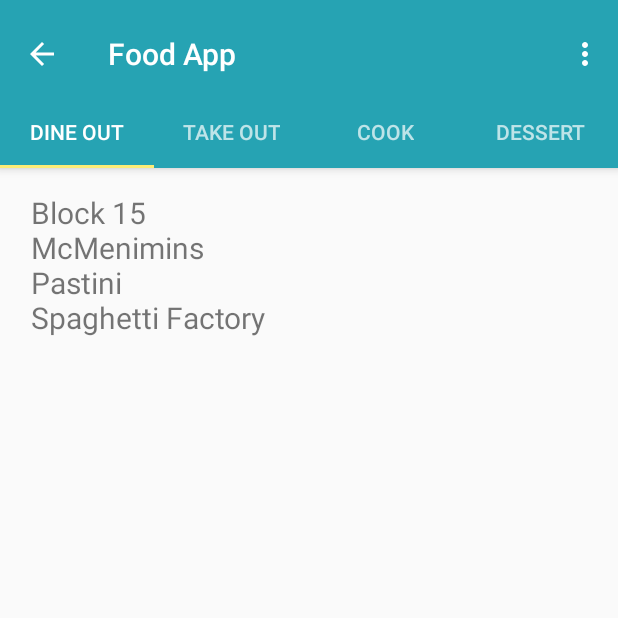
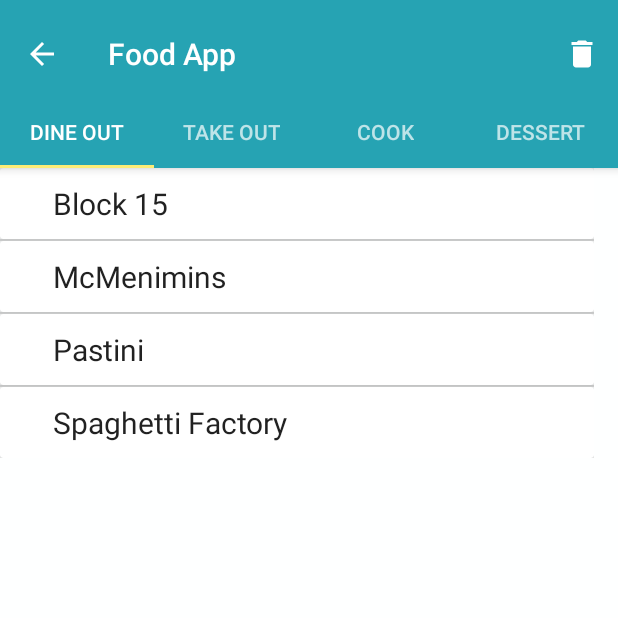
Before and after one commit to jeffreykat/FoodApp_Android, an Android app: the FoodListActivity screen opened directly, with no data from a screen before it, on a phone screen of 412 x 824 dp, the top half of it. Run offline under Robolectric (Android 15) with nearby library versions, the phone set to English and light mode, and no system bars.

Commit message:
Changed foodlist to listview and added delete features

```diff
--- a/app/build.gradle
+++ b/app/build.gradle
@@ -26,4 +26,5 @@ dependencies {
     androidTestImplementation 'com.android.support.test:runner:1.0.1'
     androidTestImplementation 'com.android.support.test.espresso:espresso-core:3.0.1'
     implementation 'com.android.support:design:26.1.0'
+    implementation 'com.android.support:cardview-v7:26.1.0'
 }
--- a/app/src/main/java/com/example/katherine/foodapp/FoodListActivity.java
+++ b/app/src/main/java/com/example/katherine/foodapp/FoodListActivity.java
@@ -1,11 +1,18 @@
 package com.example.katherine.foodapp;
 
+import android.annotation.SuppressLint;
+import android.app.Activity;
+import android.content.Context;
 import android.content.Intent;
 import android.content.res.AssetManager;
+import android.graphics.drawable.Drawable;
+import android.support.annotation.DrawableRes;
 import android.support.design.widget.TabLayout;
 import android.support.design.widget.FloatingActionButton;
 import android.support.design.widget.Snackbar;
 import android.support.v7.app.AppCompatActivity;
+import android.support.v7.widget.CardView;
+import android.support.v7.widget.RecyclerView;
 import android.support.v7.widget.Toolbar;
 
 import android.support.v4.app.Fragment;
@@ -20,6 +27,10 @@ import android.view.MenuItem;
 import android.view.View;
 import android.view.ViewGroup;
 
+import android.widget.BaseAdapter;
+import android.widget.CheckBox;
+import android.widget.ListAdapter;
+import android.widget.ListView;
 import android.widget.TextView;
 
 import org.json.JSONArray;
@@ -34,6 +45,7 @@ import java.io.IOException;
 import java.io.InputStream;
 import java.io.InputStreamReader;
 import java.io.OutputStream;
+import java.util.ArrayList;
 
 public class FoodListActivity extends AppCompatActivity {
 
@@ -55,6 +67,10 @@ public class FoodListActivity extends AppCompatActivity {
     Intent reset_intent;
 
     static File JSONFile;
+
+    boolean checksVisible = false;
+
+    ArrayList<PlaceholderFragment> allFragments = new ArrayList<PlaceholderFragment>();
 
     private void copyAssets() {
         AssetManager assetManager = getApplicationContext().getAssets();
@@ -91,34 +107,49 @@ public class FoodListActivity extends AppCompatActivity {
         }
     }
 
-    public static String getStringFromFile(String filePath) throws Exception {
-        File fl = new File(filePath);
-        FileInputStream fin = new FileInputStream(fl);
-        String ret = convertStreamToString(fin);
-        //Make sure you close all streams.
-        fin.close();
-        return ret;
-    }
+    private static class JSONAdapter extends BaseAdapter implements ListAdapter {
+        private final ArrayList<String> arrayList;
+        LayoutInflater inflater;
+        Context c;
+        private JSONAdapter (Context c, ArrayList<String> arrayList) {
+            assert arrayList != null;
 
-    public static String convertStreamToString(InputStream is) throws Exception {
-        BufferedReader reader = new BufferedReader(new InputStreamReader(is));
-        StringBuilder sb = new StringBuilder();
-        String line = null;
-        while ((line = reader.readLine()) != null) {
-            sb.append(line).append("\n");
+            this.arrayList = arrayList;
+            this.c = c;
         }
-        return sb.toString();
-    }
 
-    public String loadJSON(){
-        String json = null;
-        File JSONfile = new File(getExternalFilesDir(null), "foods.json");
-        try {
-            json = getStringFromFile(JSONfile.toString());
-        } catch (Exception e) {
-            e.printStackTrace();
+        @Override public int getCount() {
+            if(null==arrayList)
+                return 0;
+            else
+                return arrayList.size();
         }
-        return json;
+
+        @Override public String getItem(int position) {
+            if(null==arrayList) return null;
+            else
+                return arrayList.get(position);
+        }
+
+        @Override public long getItemId(int position) {
+            return position;
+        }
+
+        @Override public View getView(int position, View convertView, ViewGroup parent) {
+
+            inflater = (LayoutInflater) c.getSystemService(Context.LAYOUT_INFLATER_SERVICE);
+
+            if (inflater != null &&  convertView == null)
+                convertView = inflater.inflate(R.layout.row, parent, false);
+
+            TextView text =(TextView)convertView.findViewById(R.id.nameTxt);
+            text.setTextSize(20);
+
+            final String name = arrayList.get(position);
+            text.setText(name);
+
+            return convertView;
+        }
     }
 
     @Override
@@ -153,7 +184,6 @@ public class FoodListActivity extends AppCompatActivity {
 
     }
 
-
     @Override
     public boolean onCreateOptionsMenu(Menu menu) {
         // Inflate the menu; this adds items to the action bar if it is present.
@@ -170,9 +200,22 @@ public class FoodListActivity extends AppCompatActivity {
 
         //noinspection SimplifiableIfStatement
         if (id == R.id.action_reset) {
-            File delete = new File(getExternalFilesDir(null), "foods.json");
-            delete.delete();
-            startActivity(reset_intent);
+            //File delete = new File(getExternalFilesDir(null), "foods.json");
+            //delete.delete();
+            //startActivity(reset_intent);
+            checksVisible = !checksVisible;
+            for(int i = 0; i < allFragments.size(); i++){
+                allFragments.get(i).setCheckVisibility(checksVisible);
+            }
+
+            if(checksVisible){
+                item.setIcon(R.drawable.ic_clear_24dp);
+                findViewById(R.id.confirmDeleteButton).setVisibility(View.VISIBLE);
+            }
+            else{
+                item.setIcon(R.drawable.ic_delete_24dp);
+                findViewById(R.id.confirmDeleteButton).setVisibility(View.GONE);
+            }
             return true;
         }
 
@@ -182,17 +225,10 @@ public class FoodListActivity extends AppCompatActivity {
     /**
      * A placeholder fragment containing a simple view.
      */
+    @SuppressLint("ValidFragment")
     public static class PlaceholderFragment extends Fragment {
 
-        private void copyFile(InputStream in, OutputStream out) throws IOException {
-            byte[] buffer = new byte[1024];
-            int read;
-            while((read = in.read(buffer)) != -1){
-                out.write(buffer, 0, read);
-            }
-        }
-
-        public static String getStringFromFile(String filePath) throws Exception {
+        public String getStringFromFile(String filePath) throws Exception {
             File fl = new File(filePath);
             FileInputStream fin = new FileInputStream(fl);
             String ret = convertStreamToString(fin);
@@ -201,7 +237,7 @@ public class FoodListActivity extends AppCompatActivity {
             return ret;
         }
 
-        public static String convertStreamToString(InputStream is) throws Exception {
+        public String convertStreamToString(InputStream is) throws Exception {
             BufferedReader reader = new BufferedReader(new InputStreamReader(is));
             StringBuilder sb = new StringBuilder();
             String line = null;
@@ -221,28 +257,30 @@ public class FoodListActivity extends AppCompatActivity {
             return json;
         }
 
-        public String parseJSON(int section){
-            String ret = " ";
+        public ArrayList<String> parseJSON(int section){
+            ArrayList<String> foodNames = null;
             String type = " ";
+            JSONArray arrayMain;
             if(section == 1){type = "dine";}
             else if(section == 2){type = "take";}
             else if(section == 3){type = "cook";}
             else if(section == 4){type = "dessert";}
             try {
                 JSONObject jsonMain = new JSONObject(loadJSON());
-                JSONArray arrayMain = jsonMain.getJSONArray(type);
+                arrayMain = jsonMain.getJSONArray(type);
+                foodNames = new ArrayList<String>();
                 if(arrayMain == null){
-                    return "No food saved";
+                    return null;
                 }
                 for(int i = 0; i < arrayMain.length(); i++){
                     if(!(arrayMain.getString(i).equals(""))){
-                        ret += arrayMain.getString(i) + " \n ";
+                        foodNames.add(arrayMain.getString(i));
                     }
                 }
             } catch (JSONException e) {
-                return "Error";
+                return null;
             }
-            return ret;
+            return foodNames;
         }
 
         /**
@@ -251,29 +289,45 @@ public class FoodListActivity extends AppCompatActivity {
          */
         private static final String ARG_SECTION_NUMBER = "section_number";
 
+        ListView listView;
+
         public PlaceholderFragment() {
         }
 
-        /**
-         * Returns a new instance of this fragment for the given section
-         * number.
-         */
-        public static PlaceholderFragment newInstance(int sectionNumber) {
-            PlaceholderFragment fragment = new PlaceholderFragment();
+        public static PlaceholderFragment newInstance(int index){
+            PlaceholderFragment currentFragment = new PlaceholderFragment();
             Bundle args = new Bundle();
-            args.putInt(ARG_SECTION_NUMBER, sectionNumber);
-            fragment.setArguments(args);
-            return fragment;
+            args.putInt(ARG_SECTION_NUMBER, index);
+            currentFragment.setArguments(args);
+            return currentFragment;
         }
 
         @Override
         public View onCreateView(LayoutInflater inflater, ViewGroup container,
                                  Bundle savedInstanceState) {
             View rootView = inflater.inflate(R.layout.fragment_food_list, container, false);
-            final TextView textView = (TextView) rootView.findViewById(R.id.section_label);
-            textView.setText(parseJSON(getArguments().getInt(ARG_SECTION_NUMBER)));
-            textView.setTextSize(20);
+            JSONAdapter jsonAdapter;
+            listView = (ListView) rootView.findViewById(R.id.section_label);
+            jsonAdapter = new JSONAdapter(getActivity(), parseJSON(getArguments().getInt(ARG_SECTION_NUMBER)));
+            listView.setAdapter(jsonAdapter);
             return rootView;
+        }
+
+        public void setCheckVisibility(boolean isVisible){
+            int length = listView.getCount();
+            if(isVisible) {
+                for (int i = 0; i < length; i++) {
+                    View row = listView.getChildAt(i);
+                    row.findViewById(R.id.chk).setVisibility(View.VISIBLE);
+                }
+            }
+            else{
+                for(int j = 0; j < length; j++){
+                    View row = listView.getChildAt(j);
+                    row.findViewById(R.id.chk).setSelected(false);
+                    row.findViewById(R.id.chk).setVisibility(View.GONE);
+                }
+            }
         }
     }
 
@@ -291,7 +345,9 @@ public class FoodListActivity extends AppCompatActivity {
         public Fragment getItem(int position) {
             // getItem is called to instantiate the fragment for the given page.
             // Return a PlaceholderFragment (defined as a static inner class below).
-            return PlaceholderFragment.newInstance(position + 1);
+            PlaceholderFragment currentFragment = PlaceholderFragment.newInstance(position + 1);
+            allFragments.add(currentFragment);
+            return currentFragment;
         }
 
         @Override
@@ -300,4 +356,5 @@ public class FoodListActivity extends AppCompatActivity {
             return 4;
         }
     }
+
 }
--- /dev/null
+++ b/app/src/main/res/drawable/ic_clear_24dp.xml
@@ -0,0 +1,5 @@
+<vector android:height="24dp" android:tint="#FFFFFF"
+    android:viewportHeight="24.0" android:viewportWidth="24.0"
+    android:width="24dp" xmlns:android="http://schemas.android.com/apk/res/android">
+    <path android:fillColor="#FF000000" android:pathData="M19,6.41L17.59,5 12,10.59 6.41,5 5,6.41 10.59,12 5,17.59 6.41,19 12,13.41 17.59,19 19,17.59 13.41,12z"/>
+</vector>
--- /dev/null
+++ b/app/src/main/res/drawable/ic_delete_24dp.xml
@@ -0,0 +1,9 @@
+<vector xmlns:android="http://schemas.android.com/apk/res/android"
+        android:width="24dp"
+        android:height="24dp"
+        android:viewportWidth="24.0"
+        android:viewportHeight="24.0">
+    <path
+        android:fillColor="#FFFFFFFF"
+        android:pathData="M6,19c0,1.1 0.9,2 2,2h8c1.1,0 2,-0.9 2,-2V7H6v12zM19,4h-3.5l-1,-1h-5l-1,1H5v2h14V4z"/>
+</vector>
--- a/app/src/main/res/layout/activity_food_list.xml
+++ b/app/src/main/res/layout/activity_food_list.xml
@@ -3,6 +3,7 @@
     xmlns:app="http://schemas.android.com/apk/res-auto"
     xmlns:tools="http://schemas.android.com/tools"
     android:id="@+id/main_content"
+    android:background="@color/colorBackground"
     android:layout_width="match_parent"
     android:layout_height="match_parent"
     android:fitsSystemWindows="true"
@@ -59,10 +60,27 @@
         </android.support.design.widget.TabLayout>
     </android.support.design.widget.AppBarLayout>
 
+    <include
+        android:id="@+id/include"
+        layout="@layout/content_food_list" />
+
     <android.support.v4.view.ViewPager
         android:id="@+id/container"
         android:layout_width="match_parent"
         android:layout_height="match_parent"
         app:layout_behavior="@string/appbar_scrolling_view_behavior" />
 
+    <android.support.design.widget.FloatingActionButton
+        android:id="@+id/confirmDeleteButton"
+        android:layout_width="match_parent"
+        android:layout_height="wrap_content"
+        android:baselineAlignBottom="false"
+        android:clickable="true"
+        android:layout_marginRight="@dimen/activity_horizontal_margin"
+        android:layout_marginBottom="@dimen/activity_horizontal_margin"
+        android:visibility="invisible"
+        app:layout_anchor="@+id/include"
+        app:layout_anchorGravity="right|bottom"
+        app:srcCompat="@drawable/ic_delete_24dp" />
+
 </android.support.design.widget.CoordinatorLayout>
--- /dev/null
+++ b/app/src/main/res/layout/content_food_list.xml
@@ -0,0 +1,15 @@
+<?xml version="1.0" encoding="utf-8"?>
+<RelativeLayout xmlns:android="http://schemas.android.com/apk/res/android"
+    xmlns:app="http://schemas.android.com/apk/res-auto"
+    xmlns:tools="http://schemas.android.com/tools"
+    android:layout_width="match_parent"
+    android:layout_height="match_parent"
+    android:paddingBottom="@dimen/activity_vertical_margin"
+    android:paddingLeft="@dimen/activity_horizontal_margin"
+    android:paddingRight="@dimen/activity_horizontal_margin"
+    android:paddingTop="@dimen/activity_vertical_margin"
+    app:layout_behavior="@string/appbar_scrolling_view_behavior"
+    tools:context=".FoodListActivity"
+    tools:showIn="@layout/activity_main">
+
+</RelativeLayout>
--- a/app/src/main/res/layout/fragment_food_list.xml
+++ b/app/src/main/res/layout/fragment_food_list.xml
@@ -6,17 +6,19 @@
     android:layout_height="match_parent"
     tools:context="com.example.katherine.foodapp.FoodListActivity$PlaceholderFragment">
 
-    <TextView
+    <ListView
         android:id="@+id/section_label"
-        android:layout_width="wrap_content"
+        android:layout_width="fill_parent"
         android:layout_height="wrap_content"
         android:layout_marginBottom="@dimen/activity_vertical_margin"
         android:layout_marginEnd="@dimen/activity_horizontal_margin"
-        android:layout_marginStart="@dimen/activity_horizontal_margin"
-        android:layout_marginTop="@dimen/activity_vertical_margin"
+        android:layout_marginStart="@dimen/no_margin"
+        android:layout_marginTop="@dimen/no_margin"
         app:layout_constraintLeft_toLeftOf="parent"
         app:layout_constraintTop_toTopOf="@+id/constraintLayout"
         tools:layout_constraintLeft_creator="1"
-        tools:layout_constraintTop_creator="1" />
+        tools:layout_constraintTop_creator="1"
+        android:layout_marginLeft="@dimen/no_margin"
+        android:layout_marginRight="@dimen/activity_horizontal_margin" />
 
 </android.support.constraint.ConstraintLayout>
--- /dev/null
+++ b/app/src/main/res/layout/row.xml
@@ -0,0 +1,36 @@
+<?xml version="1.0" encoding="utf-8"?>
+<android.support.v7.widget.CardView xmlns:android="http://schemas.android.com/apk/res/android"
+    xmlns:tools="http://schemas.android.com/tools"
+    android:orientation="horizontal"
+    android:layout_width="match_parent"
+    android:layout_margin="10dp"
+
+    tools:context="com.example.katherine.foodapp.FoodListActivity$PlaceholderFragment"
+    android:layout_height="wrap_content">
+
+    <RelativeLayout
+        android:layout_width="match_parent"
+        android:layout_height="match_parent"
+        android:layout_marginLeft="@dimen/row_left"
+        android:layout_marginStart="@dimen/row_left">
+
+        <CheckBox
+            android:layout_width="wrap_content"
+            android:layout_height="wrap_content"
+            android:id="@+id/chk"
+            android:layout_alignParentLeft="true"
+            android:paddingTop="10dp"
+            android:visibility="gone"
+            />
+
+        <TextView
+            android:layout_width="wrap_content"
+            android:layout_height="wrap_content"
+            android:textAppearance="?android:attr/textAppearanceLarge"
+            android:id="@+id/nameTxt"
+            android:padding="10dp"
+            android:layout_marginLeft="@dimen/check_margin" />
+
+    </RelativeLayout>
+
+</android.support.v7.widget.CardView>
--- a/app/src/main/res/menu/menu_food_list.xml
+++ b/app/src/main/res/menu/menu_food_list.xml
@@ -2,9 +2,13 @@
     xmlns:app="http://schemas.android.com/apk/res-auto"
     xmlns:tools="http://schemas.android.com/tools"
     tools:context="com.example.katherine.foodapp.FoodListActivity">
+
     <item
         android:id="@+id/action_reset"
         android:orderInCategory="100"
+        android:icon="@drawable/ic_delete_24dp"
         android:title="@string/reset"
-        app:showAsAction="never" />
+        app:showAsAction="always" />
+
+
 </menu>
--- a/app/src/main/res/values/dimens.xml
+++ b/app/src/main/res/values/dimens.xml
@@ -4,4 +4,7 @@
     <dimen name="activity_vertical_margin">16dp</dimen>
     <dimen name="fab_margin">16dp</dimen>
     <dimen name="appbar_padding_top">8dp</dimen>
+    <dimen name="no_margin">0dp</dimen>
+    <dimen name="check_margin">20dp</dimen>
+    <dimen name="row_left">5dp</dimen>
 </resources>
--- a/app/src/main/res/values/strings.xml
+++ b/app/src/main/res/values/strings.xml
@@ -16,7 +16,7 @@
     <string name="tab_text_2">Take Out</string>
     <string name="tab_text_3">Cook</string>
     <string name="action_settings">Settings</string>
-    <item name="tabs" type="id">tabsValues</item>
     <string name="food_name">Food Name</string>
     <string name="reset">Reset</string>
+    <string name="clear">Clear</string>
 </resources>
--- a/build.gradle
+++ b/build.gradle
@@ -7,7 +7,7 @@ buildscript {
         jcenter()
     }
     dependencies {
-        classpath 'com.android.tools.build:gradle:3.0.1'
+        classpath 'com.android.tools.build:gradle:3.2.1'
 
 
         // NOTE: Do not place your application dependencies here; they belong
```
Also changed, not shown: gradle/wrapper/gradle-wrapper.properties.
